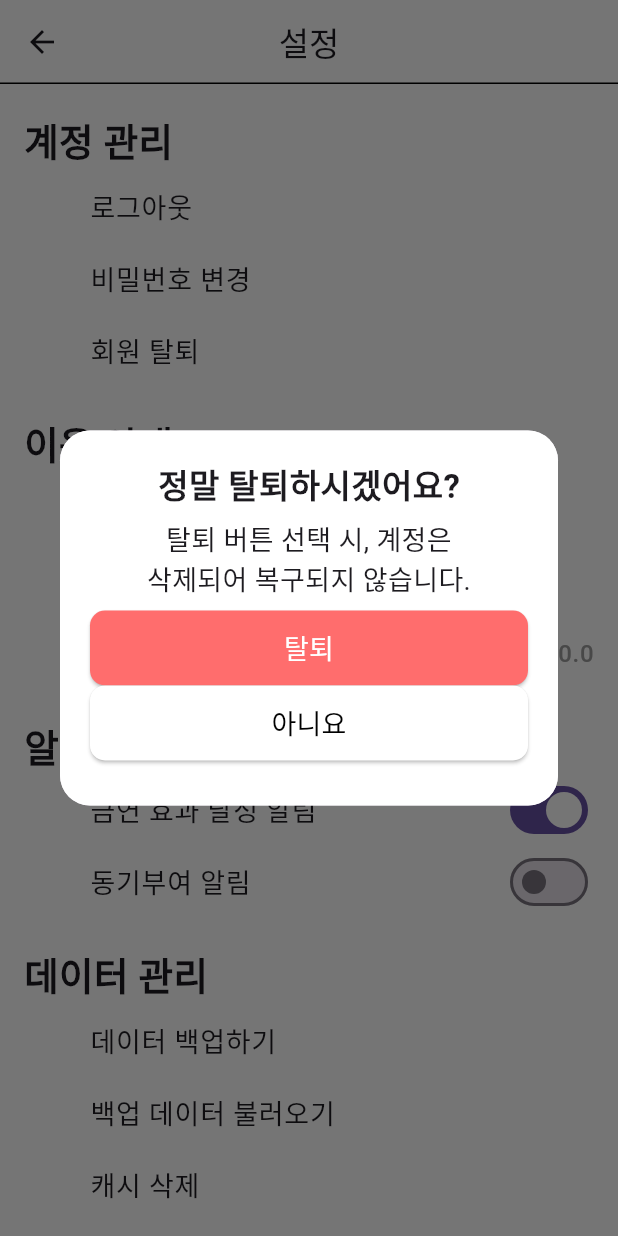
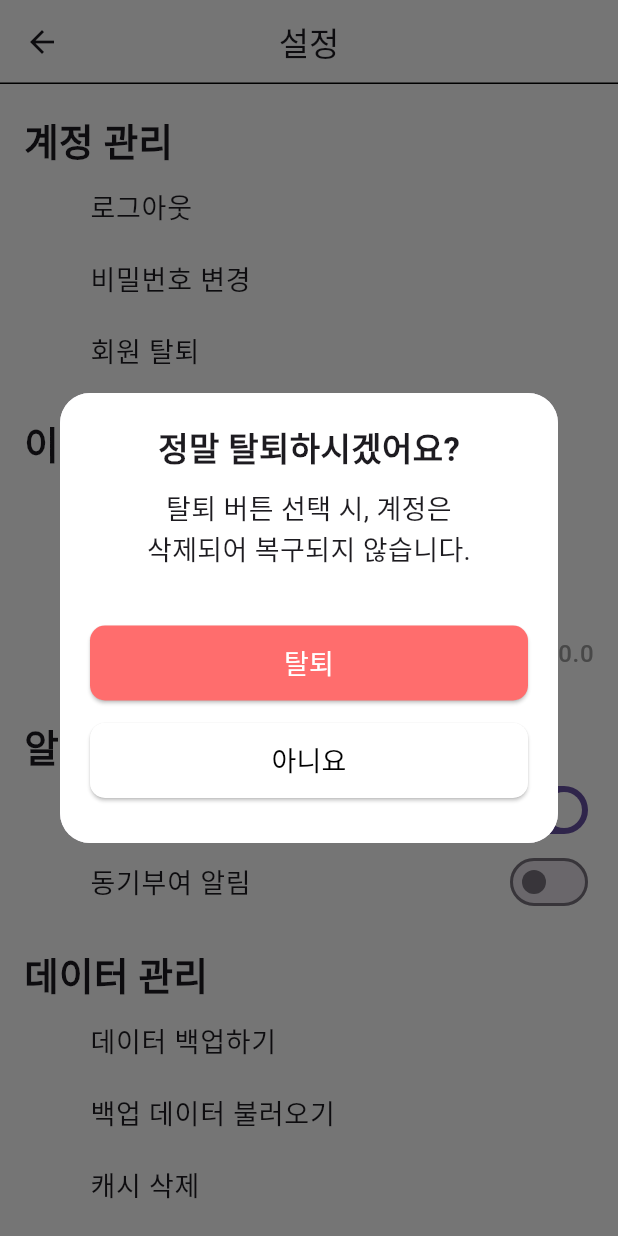
Before and after one commit to jinwon0134/SmokingCamera, a Flutter app: the SettingPage screen opened directly, after a tap on "회원 탈퇴", on a phone screen of 412 x 824 dp. Run offline on Flutter 3.47's test engine with Material 3 defaults, Android fonts, the phone set to English and light mode, and no system bars; our stand-ins replace camera, geocoding, geolocator, google_maps_flutter, image_picker; missing offline and left inert: photo_manager; accounts and stored records are empty.

Commit message:
탈퇴 오버플로우 해결

```diff
--- a/lib/Page/Setting.page/setting_page.dart
+++ b/lib/Page/Setting.page/setting_page.dart
@@ -202,7 +202,7 @@ class _SettingPageState extends State<SettingPage> {
               borderRadius: BorderRadius.circular(20),
             ),
             padding: const EdgeInsets.all(20),
-            height: 250,
+            height: 300,
             width: 350,
             child: Column(
               mainAxisAlignment: MainAxisAlignment.spaceBetween,
@@ -219,6 +219,7 @@ class _SettingPageState extends State<SettingPage> {
                   textAlign: TextAlign.center,
                   style: TextStyle(fontSize: 18),
                 ),
+                SizedBox(height: 15),
 
                 Column(
                   children: [
@@ -240,6 +241,7 @@ class _SettingPageState extends State<SettingPage> {
                         style: TextStyle(fontSize: 18, color: Colors.white),
                       ),
                     ),
+                    SizedBox(height: 15),
                     ElevatedButton(
                       onPressed: () => Navigator.of(context).pop(),
                       style: ElevatedButton.styleFrom(
```
